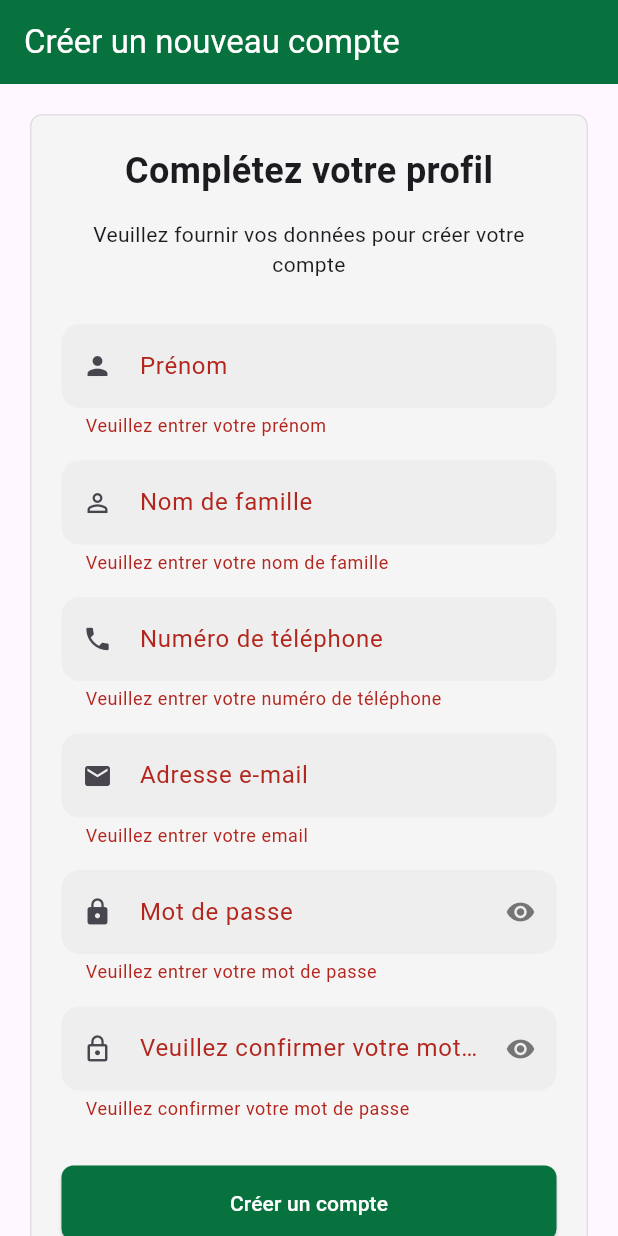
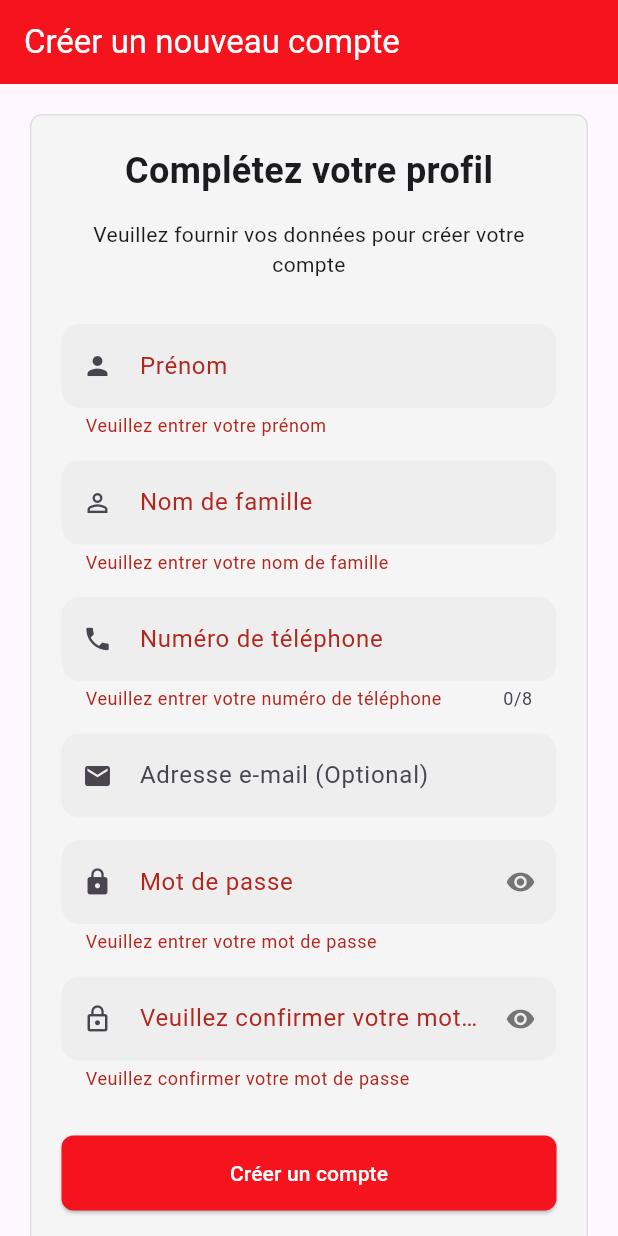
Before and after one commit to Munyembuga/SangoTaxi, a Flutter app: the RegistrationNewAccount screen opened directly, after a tap on "Créer un compte", on a phone screen of 412 x 824 dp. Run offline on Flutter 3.47's test engine with Material 3 defaults, Android fonts, the phone set to English and light mode, and no system bars; our stand-ins replace cached_network_image, carousel_slider, device_info_plus, dio, dropdown_search, flutter_secure_storage and 8 more; missing offline and left inert: dart:ffi, flutter_udid, google_directions_api, google_polyline_algorithm, twende; accounts and stored records are empty; network calls fail.

Commit message:
fix  handle remove email is required

```diff
--- a/lib/l10n/app_fr.arb
+++ b/lib/l10n/app_fr.arb
@@ -41,7 +41,7 @@
   "yourName": "Votre nom",
   "enterYourFullName": "Entrez votre nom complet",
   "phoneNumber": "Numéro de téléphone",
-  "phoneHint": "0788123456",
+  "phoneHint": "+23612345678",
   "privacyInfo": "Vos informations seront utilisées uniquement pour cette réservation.",
   "fillAllFields": "Veuillez remplir tous les champs",
   "bookingConfirmed": "Réservation confirmée! {category} - {fare} FCFA",
--- a/lib/l10n/l10n_fr.dart
+++ b/lib/l10n/l10n_fr.dart
@@ -144,7 +144,7 @@ class SFr extends S {
   String get phoneNumber => 'Numéro de téléphone';
 
   @override
-  String get phoneHint => '0788123456';
+  String get phoneHint => '+23612345678';
 
   @override
   String get privacyInfo =>
--- a/lib/screen/registeraccount.dart
+++ b/lib/screen/registeraccount.dart
@@ -2,7 +2,6 @@ import 'package:flutter/material.dart';
 import 'package:sango/l10n/l10n.dart'; // Add this import
 import 'package:sango/screen/bottomTab.dart';
 import 'package:sango/screen/login.dart';
-import 'package:sango/screen/verify_otp.dart';
 import 'package:sango/services/auth_service.dart';
 
 class RegistrationNewAccount extends StatefulWidget {
@@ -48,7 +47,7 @@ class _RegistrationNewAccountState extends State<RegistrationNewAccount> {
       lastName: _lastNameController.text.trim(),
       email: _emailController.text.trim(),
       password: _passwordController.text,
-      phoneNumber: _phoneController.text.trim(),
+      phoneNumber: '+236${_phoneController.text.trim()}',
     );
 
     setState(() {
@@ -61,17 +60,15 @@ class _RegistrationNewAccountState extends State<RegistrationNewAccount> {
         SnackBar(
           content: Text(result['data']['message'] ??
               S.of(context)!.registrationSuccessful),
-          backgroundColor: Colors.green,
+          backgroundColor: Color(0xFFF5141E),
         ),
       );
 
-      // Navigate to OTP verification
+      // Navigate directly to login screen
       Navigator.pushReplacement(
         context,
         MaterialPageRoute(
-          builder: (context) => VerifyOtpScreen(
-            email: _emailController.text.trim(),
-          ),
+          builder: (context) => LoginScreen(),
         ),
       );
     } else {
@@ -90,7 +87,7 @@ class _RegistrationNewAccountState extends State<RegistrationNewAccount> {
         automaticallyImplyLeading: false,
         title: Text(s.createNewAccount,
             style: const TextStyle(color: Colors.white)),
-        backgroundColor: const Color(0xFF07723D),
+        backgroundColor: const Color(0xFFF5141E),
       ),
       body: Center(
         child: SingleChildScrollView(
@@ -194,14 +191,17 @@ class _RegistrationNewAccountState extends State<RegistrationNewAccount> {
                               const BorderSide(color: Colors.grey, width: 2),
                         ),
                         prefixIcon: const Icon(Icons.phone, size: 20),
+                        prefixText: '+236 ',
+                        hintText: '12345678',
                       ),
                       keyboardType: TextInputType.phone,
+                      maxLength: 8,
                       validator: (value) {
                         if (value == null || value.isEmpty) {
                           return s.enterPhoneNumber;
                         }
-                        if (!RegExp(r'^[0-9]+$').hasMatch(value)) {
-                          return s.enterValidPhoneNumber;
+                        if (!RegExp(r'^[0-9]{8}$').hasMatch(value)) {
+                          return 'Please enter exactly 8 digits';
                         }
                         return null;
                       },
@@ -211,7 +211,7 @@ class _RegistrationNewAccountState extends State<RegistrationNewAccount> {
                     TextFormField(
                       controller: _emailController,
                       decoration: InputDecoration(
-                        labelText: s.emailAddress,
+                        labelText: '${s.emailAddress} (Optional)',
                         filled: true,
                         fillColor: Colors.grey.shade200,
                         border: OutlineInputBorder(
@@ -227,11 +227,11 @@ class _RegistrationNewAccountState extends State<RegistrationNewAccount> {
                       ),
                       keyboardType: TextInputType.emailAddress,
                       validator: (value) {
-                        if (value == null || value.isEmpty) {
-                          return s.enterEmail;
-                        }
-                        if (!RegExp(r'^[^@]+@[^@]+\.[^@]+').hasMatch(value)) {
-                          return s.enterValidEmail;
+                        // Email is optional, only validate format if provided
+                        if (value != null && value.isNotEmpty) {
+                          if (!RegExp(r'^[^@]+@[^@]+\.[^@]+').hasMatch(value)) {
+                            return s.enterValidEmail;
+                          }
                         }
                         return null;
                       },
@@ -350,7 +350,7 @@ class _RegistrationNewAccountState extends State<RegistrationNewAccount> {
                         : ElevatedButton(
                             onPressed: _registerUser,
                             style: ElevatedButton.styleFrom(
-                              backgroundColor: const Color(0xFF07723D),
+                              backgroundColor: const Color(0xFFF5141E),
                               foregroundColor: Colors.white,
                               minimumSize: const Size(double.infinity, 50),
                               shape: RoundedRectangleBorder(
--- a/lib/screen/rent/confirmedRent.dart
+++ b/lib/screen/rent/confirmedRent.dart
@@ -35,15 +35,15 @@ class _ConfirmedRentState extends State<ConfirmedRent> {
           uri = Uri.parse('mailto:munyembugajd@gmail.com');
           break;
         case 'phone':
-          uri = Uri.parse('tel:+250784857700');
+          uri = Uri.parse('tel:+250 782 282 744');
           break;
         case 'whatsapp':
           // Fix the WhatsApp URL format
-          uri = Uri.parse('whatsapp://send?phone=250784857700');
+          uri = Uri.parse('whatsapp://send?phone=250782282744');
           break;
         case 'messagephone':
           // Fix the WhatsApp URL format
-          uri = Uri.parse('sms:0784857700');
+          uri = Uri.parse('sms:0782282744');
           break;
         default:
           return;
--- a/lib/services/auth_service.dart
+++ b/lib/services/auth_service.dart
@@ -140,7 +140,7 @@ class AuthService {
   }
 
   static Future<Map<String, dynamic>> login({
-    required String email,
+    required String phoneNumber,
     required String password,
   }) async {
     try {
@@ -152,7 +152,7 @@ class AuthService {
       print(' URL: ${ApiConstants.baseUrl}${ApiConstants.loginEndpoint}');
 
       final requestData = {
-        'email': email,
+        'phone_number': phoneNumber,
         'password': password,
         'device_id': deviceId,
         'device_name': deviceName,
@@ -227,6 +227,8 @@ class AuthService {
       };
     } on DioException catch (e) {
       String errorMessage = 'Login failed';
+      print(errorMessage);
+      print(e);
 
       if (e.response != null) {
         errorMessage = e.response?.data['message'] ?? errorMessage;
--- a/pubspec.yaml
+++ b/pubspec.yaml
@@ -1,7 +1,7 @@
 name: sango
 description: "A new Flutter project."
 
-version: 1.0.0+17
+version: 1.0.0+19
 
 environment:
   sdk: ^3.6.2
```
Also changed, not shown: lib/screen/bookingScreen.dart (+25 -18 lines), lib/screen/login.dart (+13 -11 lines).
